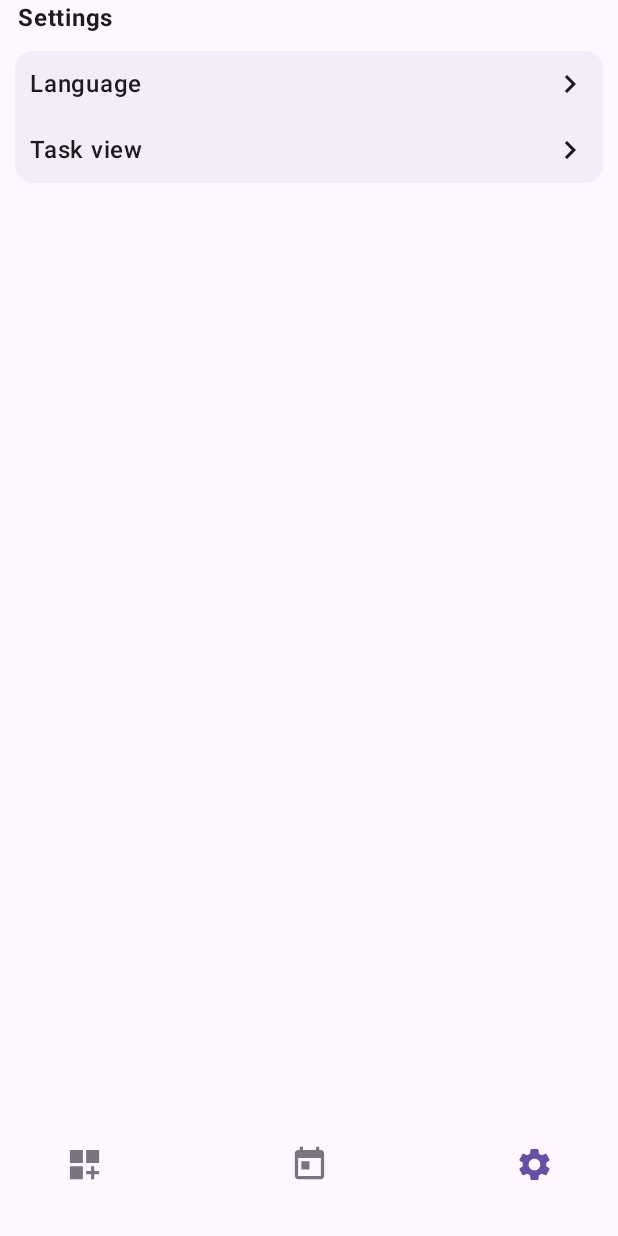
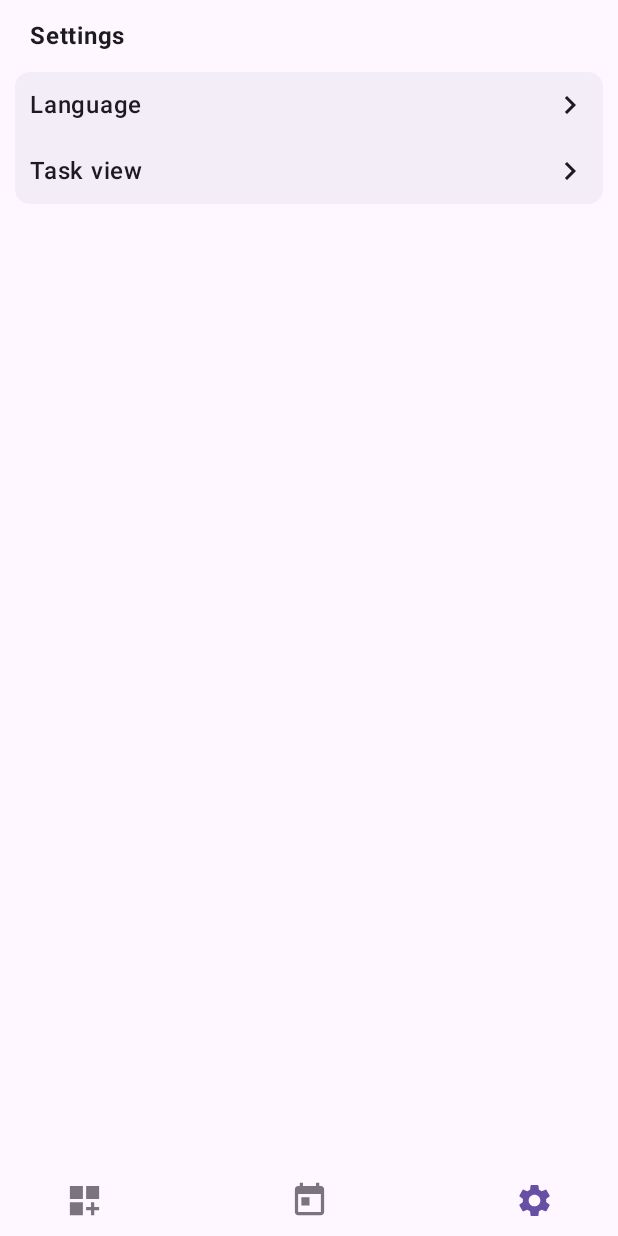
Before and after one commit to Kmykhail/Taskify, an Android app built with Jetpack Compose: the HomeScreen screen opened through its navigation route, after a tap on "Settings", on a phone screen of 412 x 824 dp. Run offline under Robolectric (Android 15) with nearby library versions, the phone set to English and light mode, and no system bars; our stand-ins replace Dagger/Hilt's generated code; 2 other taps on this screen came first.

Commit message:
Fix system bar overlapping

```diff
--- a/app/src/main/AndroidManifest.xml
+++ b/app/src/main/AndroidManifest.xml
@@ -30,12 +30,12 @@
         <activity
             android:screenOrientation="portrait"
             android:name=".MainActivity"
+            android:windowSoftInputMode="adjustResize"
             android:exported="true"
             android:label="@string/app_name"
             android:theme="@style/Theme.Taskify">
             <intent-filter>
                 <action android:name="android.intent.action.MAIN" />
-
                 <category android:name="android.intent.category.LAUNCHER" />
             </intent-filter>
         </activity>
--- a/app/src/main/java/com/kote/taskifyapp/MainActivity.kt
+++ b/app/src/main/java/com/kote/taskifyapp/MainActivity.kt
@@ -4,8 +4,11 @@ import android.os.Bundle
 import androidx.activity.compose.setContent
 import androidx.activity.enableEdgeToEdge
 import androidx.appcompat.app.AppCompatActivity
+import androidx.compose.foundation.layout.WindowInsets
 import androidx.compose.foundation.layout.fillMaxSize
 import androidx.compose.foundation.layout.padding
+import androidx.compose.foundation.layout.safeDrawing
+import androidx.compose.foundation.layout.windowInsetsPadding
 import androidx.compose.material3.Scaffold
 import androidx.compose.runtime.CompositionLocalProvider
 import androidx.compose.runtime.staticCompositionLocalOf
@@ -36,6 +39,7 @@ class MainActivity : AppCompatActivity() {
         val locale = Locale(storedLanguage.name.lowercase())
 
         enableEdgeToEdge()
+
         setContent {
             CompositionLocalProvider(LocalAppLocale provides locale) {
                 TaskifyTheme {
@@ -44,7 +48,9 @@ class MainActivity : AppCompatActivity() {
                     ) { innerPadding ->
                         TaskifyNavGraph(
                             navController = rememberNavController(),
-                            modifier = Modifier.padding(innerPadding)
+                            modifier = Modifier
+                                .padding(innerPadding)
+                                .windowInsetsPadding(WindowInsets.safeDrawing)
                         )
                     }
                 }
--- a/app/src/main/java/com/kote/taskifyapp/ui/components/SidePanel.kt
+++ b/app/src/main/java/com/kote/taskifyapp/ui/components/SidePanel.kt
@@ -1,7 +1,7 @@
 package com.kote.taskifyapp.ui.components
 
-import android.gesture.Gesture
 import androidx.compose.foundation.layout.Column
+import androidx.compose.foundation.layout.fillMaxHeight
 import androidx.compose.foundation.layout.padding
 import androidx.compose.foundation.layout.width
 import androidx.compose.foundation.rememberScrollState
@@ -58,8 +58,10 @@ fun SidePanel(
             ModalDrawerSheet {
                 Column(
                     modifier = modifier
+                        .fillMaxHeight()
                         .width((LocalConfiguration.current.screenWidthDp * 0.8).dp)
                         .verticalScroll(rememberScrollState())
+                        .padding(top = 10.dp)
                 ) {
                     items.forEach { item ->
                         NavigationDrawerItem(
--- a/app/src/main/java/com/kote/taskifyapp/ui/home/HomeScreen.kt
+++ b/app/src/main/java/com/kote/taskifyapp/ui/home/HomeScreen.kt
@@ -1,9 +1,10 @@
 package com.kote.taskifyapp.ui.home
 
-import android.util.Log
 import androidx.compose.foundation.layout.fillMaxWidth
+import androidx.compose.foundation.layout.navigationBarsPadding
 import androidx.compose.foundation.layout.padding
 import androidx.compose.foundation.layout.size
+import androidx.compose.foundation.layout.statusBarsPadding
 import androidx.compose.foundation.shape.CircleShape
 import androidx.compose.material3.MaterialTheme
 import androidx.compose.material.icons.Icons
@@ -13,15 +14,18 @@ import androidx.compose.material3.DrawerValue
 import androidx.compose.material3.FloatingActionButton
 import androidx.compose.material3.Icon
 import androidx.compose.material3.Scaffold
+import androidx.compose.material3.Text
 import androidx.compose.material3.rememberDrawerState
 import androidx.compose.runtime.Composable
-import androidx.compose.runtime.DisposableEffect
 import androidx.compose.runtime.collectAsState
 import androidx.compose.runtime.getValue
 import androidx.compose.runtime.rememberCoroutineScope
 import androidx.compose.ui.Modifier
 import androidx.compose.ui.graphics.Color
+import androidx.compose.ui.res.stringResource
+import androidx.compose.ui.text.font.FontWeight
 import androidx.compose.ui.unit.dp
+import com.kote.taskifyapp.R
 import com.kote.taskifyapp.ui.components.SidePanel
 import com.kote.taskifyapp.ui.settings.SettingsViewModel
 import com.kote.taskifyapp.util.convertLocalDateToMillis
@@ -52,7 +56,6 @@ fun HomeScreen(
             selectedFilterType = tasksUiState!!.groupTasksType,
             onSelectedFilterType = { homeViewModel.setGroupTasksType(it) },
             gestureEnabled = tasksUiState!!.userHomeScreens == UserHomeScreens.TASKS,
-            modifier = modifier
         ) {
             Scaffold(
                 topBar = {
@@ -62,9 +65,21 @@ fun HomeScreen(
                             onSortChange = homeViewModel::setSortType,
                             onFiltrationChange = homeViewModel::setGroupTasksType,
                             onOpenSidePanel = { scope.launch { drawerState.open() } },
-                            modifier = modifier
+                            modifier = Modifier
                                 .fillMaxWidth()
-                                .padding(start = 8.dp, end = 8.dp, top = 8.dp)
+                                .padding(horizontal = 8.dp) // start = 8.dp, end = 8.dp, top = 8.dp
+                                .statusBarsPadding()
+                        )
+                    } else if (tasksUiState!!.userHomeScreens == UserHomeScreens.SETTINGS) {
+                        Text(
+                            text = stringResource(R.string.settings),
+                            style = MaterialTheme.typography.bodyLarge,
+                            fontWeight = FontWeight.Bold,
+                            modifier = Modifier
+                                .fillMaxWidth()
+                                .padding(top = 12.dp, bottom = 12.dp)
+                                .padding(horizontal = 20.dp)
+                                .statusBarsPadding()
                         )
                     }
                 },
@@ -74,7 +89,8 @@ fun HomeScreen(
                         onHomeScreenClick = { homeViewModel.setUserHomeScreens(it) },
                         modifier = Modifier
                             .fillMaxWidth()
-                            .padding(top = 8.dp, bottom = 24.dp, start = 32.dp, end = 32.dp)
+                            .padding(horizontal = 32.dp)// top = 8.dp, bottom = 24.dp, start = 32.dp, end
+                            .navigationBarsPadding()
                     )
                 },
                 floatingActionButton = {
@@ -94,7 +110,7 @@ fun HomeScreen(
                             )
                         }
                     }
-                }
+                },
             ) { paddingValues ->
                 when (tasksUiState!!.userHomeScreens) {
                     UserHomeScreens.TASKS -> {
@@ -122,7 +138,7 @@ fun HomeScreen(
                         SettingsView(
                             settingsUiState = settingsUiState,
                             setSettings = settingsViewModel::setSettings,
-                            modifier = modifier.padding(paddingValues)
+                            paddingValues = paddingValues
                         )
                     }
                 }
--- a/app/src/main/java/com/kote/taskifyapp/ui/home/SettingsView.kt
+++ b/app/src/main/java/com/kote/taskifyapp/ui/home/SettingsView.kt
@@ -13,6 +13,7 @@ import androidx.compose.foundation.layout.heightIn
 import androidx.compose.foundation.layout.padding
 import androidx.compose.foundation.layout.width
 import androidx.compose.foundation.lazy.LazyColumn
+import androidx.compose.foundation.shape.RoundedCornerShape
 import androidx.compose.material.icons.Icons
 import androidx.compose.material.icons.automirrored.filled.KeyboardArrowRight
 import androidx.compose.material3.Card
@@ -51,6 +52,7 @@ import kotlinx.coroutines.launch
 fun SettingsView(
     settingsUiState: SettingsUiState,
     setSettings: (SettingType, Int, Context) -> Unit,
+    paddingValues:  PaddingValues = PaddingValues(0.dp),
     modifier: Modifier = Modifier
 ) {
     var showSettingDialog by remember { mutableStateOf(false) }
@@ -78,25 +80,20 @@ fun SettingsView(
         )
     }
 
-    Column (
+    LazyColumn (
         horizontalAlignment = Alignment.CenterHorizontally,
         modifier = modifier
+            .padding(paddingValues)
             .padding(horizontal = 10.dp)
             .fillMaxSize()
     ) {
-        Text(
-            text = stringResource(R.string.settings),
-            style = MaterialTheme.typography.bodyLarge,
-            fontWeight = FontWeight.Bold,
-            modifier = Modifier
-                .align(Alignment.Start)
-                .padding(start = 2.dp, bottom = 10.dp)
-        )
-
+        item {
             Card(
-            colors = CardDefaults.cardColors().copy(containerColor = MaterialTheme.colorScheme.surfaceContainer)
+                colors = CardDefaults.cardColors()
+                    .copy(containerColor = MaterialTheme.colorScheme.surfaceContainer),
+                shape = RoundedCornerShape(10.dp)
             ) {
-            Column{
+                Column {
                     SettingSummary(
                         title = R.string.language,
                         modifier = Modifier
@@ -120,13 +117,17 @@ fun SettingsView(
                                 settingTitle = R.string.task_view
                                 settingType = SettingType.TaskViewType
                                 settingItems = listOf(
-                                Pair(TaskViewType.DefaultView.name, TaskViewType.DefaultView.ordinal),
+                                    Pair(
+                                        TaskViewType.DefaultView.name,
+                                        TaskViewType.DefaultView.ordinal
+                                    ),
                                     Pair(TaskViewType.CardView.name, TaskViewType.CardView.ordinal)
                                 )
                                 showSettingDialog = true
                             }
                             .padding(10.dp)
                     )
+                }
             }
         }
     }
--- a/app/src/main/res/values/themes.xml
+++ b/app/src/main/res/values/themes.xml
@@ -1,5 +1,4 @@
 <?xml version="1.0" encoding="utf-8"?>
 <resources>
-<!--    <style name="Theme.Taskify" parent="android:Theme.Material.Light.NoActionBar" />-->
     <style name="Theme.Taskify" parent="Theme.MaterialComponents.Light.NoActionBar" />
 </resources>
```
Lines whose indentation alone changed are shown as unchanged.
